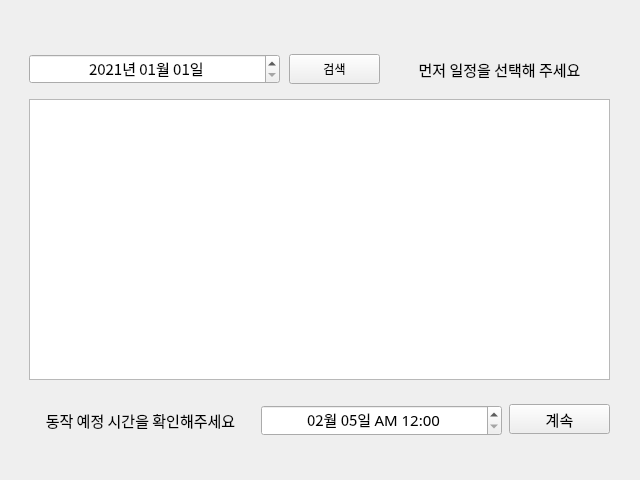
This is view/mainWindow.ui in young-yeon/Reservation-Macro as Qt 5 draws it before an edit. The edited form follows.
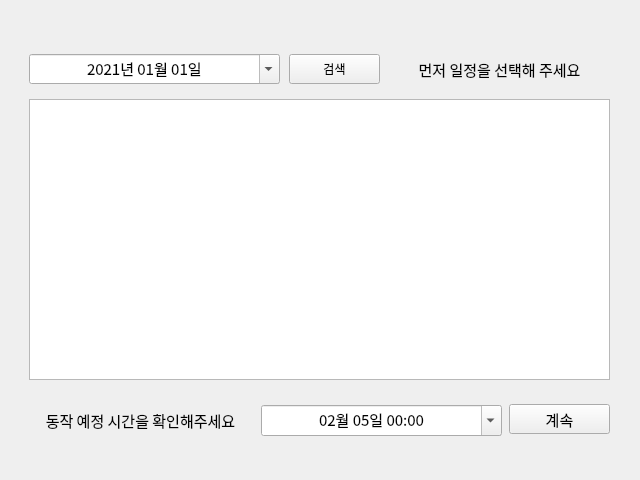
This is the edited form.

Commit message: Fix bug: error alert and set time

The edit to the form file:
```diff
--- a/view/mainWindow.ui
+++ b/view/mainWindow.ui
@@ -85,6 +85,9 @@
        <property name="displayFormat">
         <string>yyyy년 MM월 dd일</string>
        </property>
+       <property name="calendarPopup">
+        <bool>true</bool>
+       </property>
       </widget>
      </item>
     </layout>
@@ -168,7 +171,10 @@
         </date>
        </property>
        <property name="displayFormat">
-        <string>MM월 dd일 AP h:mm</string>
+        <string>MM월 dd일 hh:mm</string>
+       </property>
+       <property name="calendarPopup">
+        <bool>true</bool>
        </property>
       </widget>
      </item>
```
The commit also changes 2 other files.
